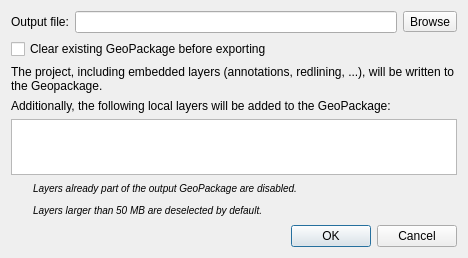
Old version of the form kadas_gpkg/kadas_gpkg_export_dialog.ui in the repository kadas-albireo/kadas-gpkg-plugin.
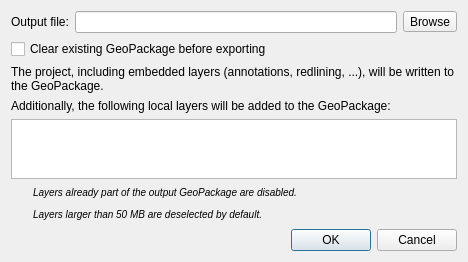
New version of the form. Icons and pictures are not drawn.

What changed in the file:
```diff
--- a/kadas_gpkg/kadas_gpkg_export_dialog.ui
+++ b/kadas_gpkg/kadas_gpkg_export_dialog.ui
@@ -7,7 +7,7 @@
     <x>0</x>
     <y>0</y>
     <width>468</width>
-    <height>235</height>
+    <height>262</height>
    </rect>
   </property>
   <property name="windowTitle">
@@ -108,7 +108,7 @@
    <item row="3" column="0" colspan="2">
     <widget class="QLabel" name="label_2">
      <property name="text">
-      <string>The project, including embedded layers (annotations, redlining, ...), will be written to the Geopackage.</string>
+      <string>The project, including embedded layers (annotations, redlining, ...), will be written to the GeoPackage.</string>
      </property>
      <property name="wordWrap">
       <bool>true</bool>
```
